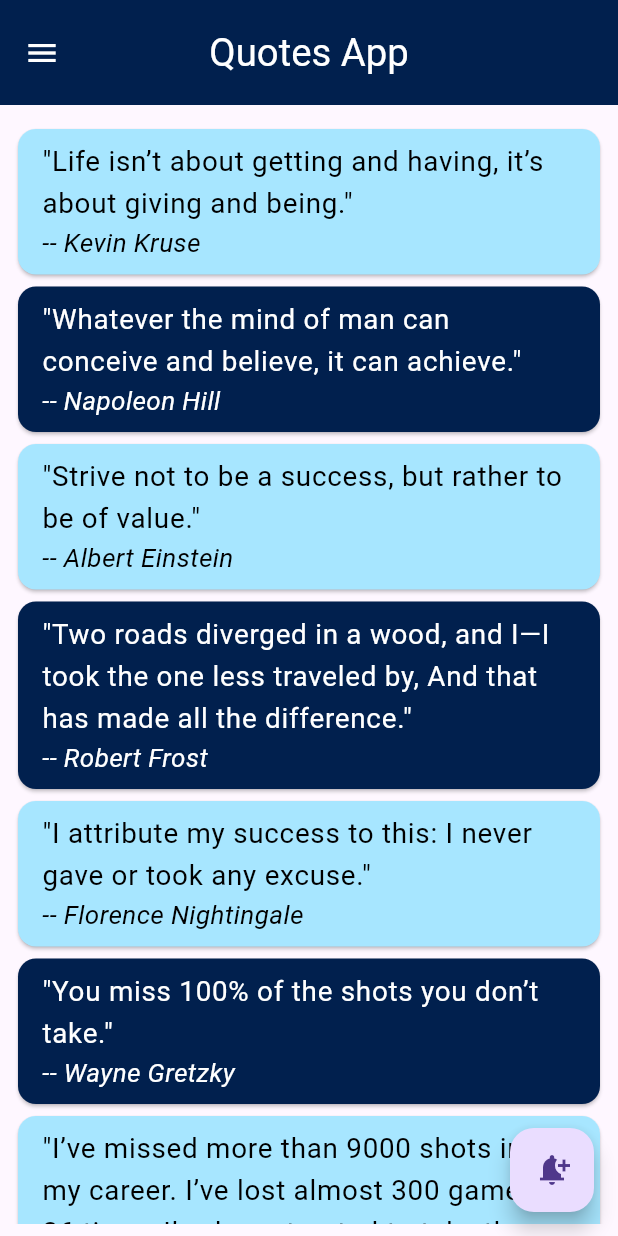
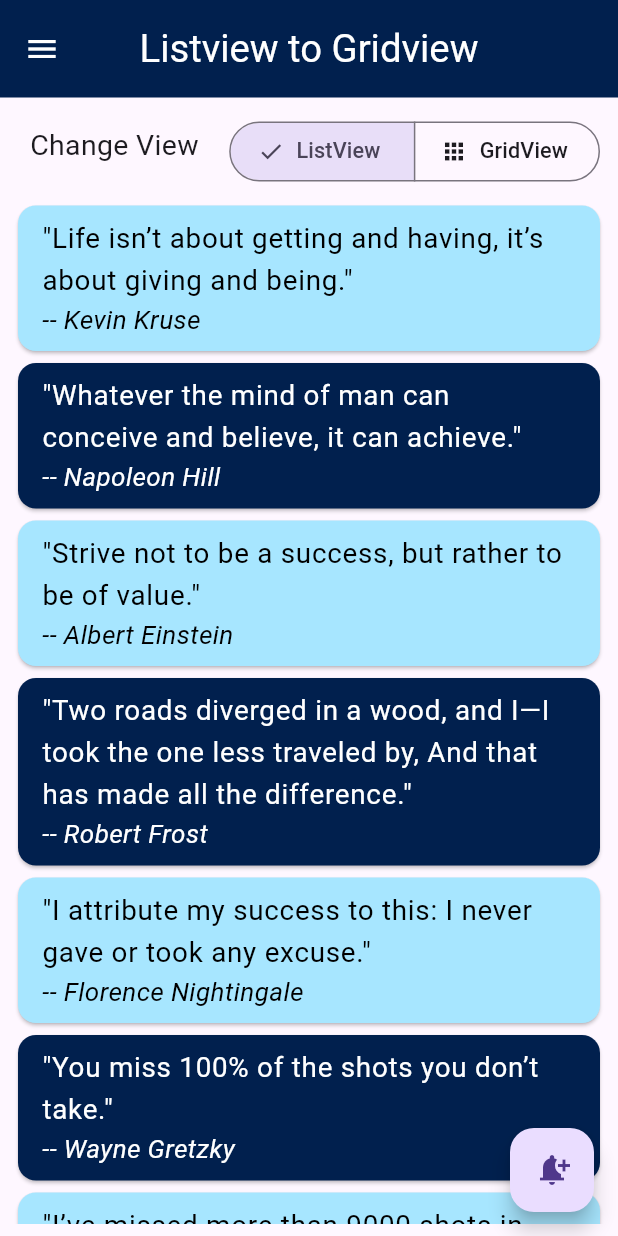
Before and after one commit to AnkitUmredkar/Quote_App_Daily_Task, a Flutter app: the screen it shows after launch, on a phone screen of 412 x 824 dp. Run offline on Flutter 3.47's test engine with Material 3 defaults, Android fonts, the phone set to English and light mode, and no system bars.

Commit message:
Initial commit

```diff
--- /dev/null
+++ b/lib/Toggle View/globle.dart
@@ -0,0 +1,464 @@
+import 'package:flutter/material.dart';
+
+List colorList = [
+  const Color(0xffA7E6FF),
+  const Color(0xff01204E),
+];
+
+bool listToGrid = false;
+
+List quotesList = [
+  {
+    "quote":
+        "Life isn’t about getting and having, it’s about giving and being.",
+    "author": "Kevin Kruse"
+  },
+  {
+    "quote":
+        "Whatever the mind of man can conceive and believe, it can achieve.",
+    "author": "Napoleon Hill"
+  },
+  {
+    "quote": "Strive not to be a success, but rather to be of value.",
+    "author": "Albert Einstein"
+  },
+  {
+    "quote":
+        "Two roads diverged in a wood, and I—I took the one less traveled by, And that has made all the difference.",
+    "author": "Robert Frost"
+  },
+  {
+    "quote": "I attribute my success to this: I never gave or took any excuse.",
+    "author": "Florence Nightingale"
+  },
+  {
+    "quote": "You miss 100% of the shots you don’t take.",
+    "author": "Wayne Gretzky"
+  },
+  {
+    "quote":
+        "I’ve missed more than 9000 shots in my career. I’ve lost almost 300 games. 26 times I’ve been trusted to take the game winning shot and missed. I’ve failed over and over and over again in my life. And that is why I succeed.",
+    "author": "Michael Jordan"
+  },
+  {
+    "quote":
+        "The most difficult thing is the decision to act, the rest is merely tenacity.",
+    "author": "Amelia Earhart"
+  },
+  {
+    "quote": "Every strike brings me closer to the next home run.",
+    "author": "Babe Ruth"
+  },
+  {
+    "quote":
+        "Definiteness of purpose is the starting point of all achievement.",
+    "author": "W. Clement Stone"
+  },
+  {
+    "quote":
+        "We must balance conspicuous consumption with conscious capitalism.",
+    "author": "Kevin Kruse"
+  },
+  {
+    "quote":
+        "Life is what happens to you while you’re busy making other plans.",
+    "author": "John Lennon"
+  },
+  {"quote": "We become what we think about.", "author": "Earl Nightingale"},
+  {
+    "quote":
+        "Twenty years from now you will be more disappointed by the things that you didn’t do than by the ones you did do, so throw off the bowlines, sail away from safe harbor, catch the trade winds in your sails.  Explore, Dream, Discover.",
+    "author": "Mark Twain"
+  },
+  {
+    "quote": "Life is 10% what happens to me and 90% of how I react to it.",
+    "author": "Charles Swindoll"
+  },
+  {
+    "quote":
+        "The most common way people give up their power is by thinking they don’t have any.",
+    "author": "Alice Walker"
+  },
+  {
+    "quote": "The mind is everything. What you think you become.",
+    "author": "Buddha"
+  },
+  {
+    "quote":
+        "The best time to plant a tree was 20 years ago. The second best time is now.",
+    "author": "Chinese Proverb"
+  },
+  {"quote": "An unexamined life is not worth living.", "author": "Socrates"},
+  {
+    "quote": "Eighty percent of success is showing up.",
+    "author": "Woody Allen"
+  },
+  {
+    "quote":
+        "Your time is limited, so don’t waste it living someone else’s life.",
+    "author": "Steve Jobs"
+  },
+  {
+    "quote": "Winning isn’t everything, but wanting to win is.",
+    "author": "Vince Lombardi"
+  },
+  {
+    "quote":
+        "I am not a product of my circumstances. I am a product of my decisions.",
+    "author": "Stephen Covey"
+  },
+  {
+    "quote":
+        "Every child is an artist.  The problem is how to remain an artist once he grows up.",
+    "author": "Pablo Picasso"
+  },
+  {
+    "quote":
+        "You can never cross the ocean until you have the courage to lose sight of the shore.",
+    "author": "Christopher Columbus"
+  },
+  {
+    "quote":
+        "I’ve learned that people will forget what you said, people will forget what you did, but people will never forget how you made them feel.",
+    "author": "Maya Angelou"
+  },
+  {
+    "quote": "Either you run the day, or the day runs you.",
+    "author": "Jim Rohn"
+  },
+  {
+    "quote": "Whether you think you can or you think you can’t, you’re right.",
+    "author": "Henry Ford"
+  },
+  {
+    "quote":
+        "The two most important days in your life are the day you are born and the day you find out why.",
+    "author": "Mark Twain"
+  },
+  {
+    "quote":
+        "Whatever you can do, or dream you can, begin it.  Boldness has genius, power and magic in it.",
+    "author": "Johann Wolfgang von Goethe"
+  },
+  {"quote": "The best revenge is massive success.", "author": "Frank Sinatra"},
+  {
+    "quote":
+        "People often say that motivation doesn’t last. Well, neither does bathing.  That’s why we recommend it daily.",
+    "author": "Zig Ziglar"
+  },
+  {
+    "quote": "Life shrinks or expands in proportion to one’s courage.",
+    "author": "Anais Nin"
+  },
+  {
+    "quote":
+        "If you hear a voice within you say “you cannot paint,” then by all means paint and that voice will be silenced.",
+    "author": "Vincent Van Gogh"
+  },
+  {
+    "quote":
+        "There is only one way to avoid criticism: do nothing, say nothing, and be nothing.",
+    "author": "Aristotle"
+  },
+  {
+    "quote":
+        "Ask and it will be given to you; search, and you will find; knock and the door will be opened for you.",
+    "author": "Jesus"
+  },
+  {
+    "quote":
+        "The only person you are destined to become is the person you decide to be.",
+    "author": "Ralph Waldo Emerson"
+  },
+  {
+    "quote":
+        "Go confidently in the direction of your dreams.  Live the life you have imagined.",
+    "author": "Henry David Thoreau"
+  },
+  {
+    "quote":
+        "When I stand before God at the end of my life, I would hope that I would not have a single bit of talent left and could say, I used everything you gave me.",
+    "author": "Erma Bombeck"
+  },
+  {
+    "quote":
+        "Few things can help an individual more than to place responsibility on him, and to let him know that you trust him.",
+    "author": "Booker T. Washington"
+  },
+  {
+    "quote":
+        "Certain things catch your eye, but pursue only those that capture the heart.",
+    "author": " Ancient Indian Proverb"
+  },
+  {
+    "quote": "Believe you can and you’re halfway there.",
+    "author": "Theodore Roosevelt"
+  },
+  {
+    "quote": "Everything you’ve ever wanted is on the other side of fear.",
+    "author": "George Addair"
+  },
+  {
+    "quote":
+        "We can easily forgive a child who is afraid of the dark; the real tragedy of life is when men are afraid of the light.",
+    "author": "Plato"
+  },
+  {
+    "quote":
+        "Teach thy tongue to say, “I do not know,” and thous shalt progress.",
+    "author": "Maimonides"
+  },
+  {
+    "quote": "Start where you are. Use what you have.  Do what you can.",
+    "author": "Arthur Ashe"
+  },
+  {
+    "quote":
+        "When I was 5 years old, my mother always told me that happiness was the key to life.  When I went to school, they asked me what I wanted to be when I grew up.  I wrote down ‘happy’.  They told me I didn’t understand the assignment, and I told them they didn’t understand life.",
+    "author": "John Lennon"
+  },
+  {
+    "quote": "Fall seven times and stand up eight.",
+    "author": "Japanese Proverb"
+  },
+  {
+    "quote":
+        "When one door of happiness closes, another opens, but often we look so long at the closed door that we do not see the one that has been opened for us.",
+    "author": "Helen Keller"
+  },
+  {
+    "quote": "Everything has beauty, but not everyone can see.",
+    "author": "Confucius"
+  },
+  {
+    "quote":
+        "How wonderful it is that nobody need wait a single moment before starting to improve the world.",
+    "author": "Anne Frank"
+  },
+  {
+    "quote": "When I let go of what I am, I become what I might be.",
+    "author": "Lao Tzu"
+  },
+  {
+    "quote":
+        "Life is not measured by the number of breaths we take, but by the moments that take our breath away.",
+    "author": "Maya Angelou"
+  },
+  {
+    "quote":
+        "Happiness is not something readymade.  It comes from your own actions.",
+    "author": "Dalai Lama"
+  },
+  {
+    "quote":
+        "If you’re offered a seat on a rocket ship, don’t ask what seat! Just get on.",
+    "author": "Sheryl Sandberg"
+  },
+  {
+    "quote":
+        "First, have a definite, clear practical ideal; a goal, an objective. Second, have the necessary means to achieve your ends; wisdom, money, materials, and methods. Third, adjust all your means to that end.",
+    "author": "Aristotle"
+  },
+  {
+    "quote": "If the wind will not serve, take to the oars.",
+    "author": "Latin Proverb"
+  },
+  {
+    "quote":
+        "You can’t fall if you don’t climb.  But there’s no joy in living your whole life on the ground.",
+    "author": "Unknown"
+  },
+  {
+    "quote":
+        "We must believe that we are gifted for something, and that this thing, at whatever cost, must be attained.",
+    "author": "Marie Curie"
+  },
+  {
+    "quote":
+        "Too many of us are not living our dreams because we are living our fears.",
+    "author": "Les Brown"
+  },
+  {
+    "quote":
+        "Challenges are what make life interesting and overcoming them is what makes life meaningful.",
+    "author": "Joshua J. Marine"
+  },
+  {
+    "quote": "If you want to lift yourself up, lift up someone else.",
+    "author": "Booker T. Washington"
+  },
+  {
+    "quote":
+        "I have been impressed with the urgency of doing. Knowing is not enough; we must apply. Being willing is not enough; we must do.",
+    "author": "Leonardo da Vinci"
+  },
+  {
+    "quote":
+        "Limitations live only in our minds.  But if we use our imaginations, our possibilities become limitless.",
+    "author": "Jamie Paolinetti"
+  },
+  {
+    "quote":
+        "You take your life in your own hands, and what happens? A terrible thing, no one to blame.",
+    "author": "Erica Jong"
+  },
+  {
+    "quote":
+        "What’s money? A man is a success if he gets up in the morning and goes to bed at night and in between does what he wants to do.",
+    "author": "Bob Dylan"
+  },
+  {
+    "quote": "I didn’t fail the test. I just found 100 ways to do it wrong.",
+    "author": "Benjamin Franklin"
+  },
+  {
+    "quote":
+        "In order to succeed, your desire for success should be greater than your fear of failure.",
+    "author": "Bill Cosby"
+  },
+  {
+    "quote": "A person who never made a mistake never tried anything new.",
+    "author": " Albert Einstein"
+  },
+  {
+    "quote":
+        "The person who says it cannot be done should not interrupt the person who is doing it.",
+    "author": "Chinese Proverb"
+  },
+  {
+    "quote": "There are no traffic jams along the extra mile.",
+    "author": "Roger Staubach"
+  },
+  {
+    "quote": "It is never too late to be what you might have been.",
+    "author": "George Eliot"
+  },
+  {"quote": "You become what you believe.", "author": "Oprah Winfrey"},
+  {
+    "quote": "I would rather die of passion than of boredom.",
+    "author": "Vincent van Gogh"
+  },
+  {
+    "quote":
+        "A truly rich man is one whose children run into his arms when his hands are empty.",
+    "author": "Unknown"
+  },
+  {
+    "quote":
+        "It is not what you do for your children, but what you have taught them to do for themselves, that will make them successful human beings.",
+    "author": "Ann Landers"
+  },
+  {
+    "quote":
+        "If you want your children to turn out well, spend twice as much time with them, and half as much money.",
+    "author": "Abigail Van Buren"
+  },
+  {
+    "quote":
+        "Build your own dreams, or someone else will hire you to build theirs.",
+    "author": "Farrah Gray"
+  },
+  {
+    "quote":
+        "The battles that count aren’t the ones for gold medals. The struggles within yourself–the invisible battles inside all of us–that’s where it’s at.",
+    "author": "Jesse Owens"
+  },
+  {
+    "quote": "Education costs money.  But then so does ignorance.",
+    "author": "Sir Claus Moser"
+  },
+  {
+    "quote":
+        "I have learned over the years that when one’s mind is made up, this diminishes fear.",
+    "author": "Rosa Parks"
+  },
+  {
+    "quote": "It does not matter how slowly you go as long as you do not stop.",
+    "author": "Confucius"
+  },
+  {
+    "quote":
+        "If you look at what you have in life, you’ll always have more. If you look at what you don’t have in life, you’ll never have enough.",
+    "author": "Oprah Winfrey"
+  },
+  {
+    "quote":
+        "Remember that not getting what you want is sometimes a wonderful stroke of luck.",
+    "author": "Dalai Lama"
+  },
+  {
+    "quote":
+        "You can’t use up creativity.  The more you use, the more you have.",
+    "author": "Maya Angelou"
+  },
+  {"quote": "Dream big and dare to fail.", "author": "Norman Vaughan"},
+  {
+    "quote":
+        "Our lives begin to end the day we become silent about things that matter.",
+    "author": "Martin Luther King Jr."
+  },
+  {
+    "quote": "Do what you can, where you are, with what you have.",
+    "author": "Teddy Roosevelt"
+  },
+  {
+    "quote":
+        "If you do what you’ve always done, you’ll get what you’ve always gotten.",
+    "author": "Tony Robbins"
+  },
+  {
+    "quote": "Dreaming, after all, is a form of planning.",
+    "author": "Gloria Steinem"
+  },
+  {
+    "quote":
+        "It’s your place in the world; it’s your life. Go on and do all you can with it, and make it the life you want to live.",
+    "author": "Mae Jemison"
+  },
+  {
+    "quote":
+        "You may be disappointed if you fail, but you are doomed if you don’t try.",
+    "author": "Beverly Sills"
+  },
+  {
+    "quote": "Remember no one can make you feel inferior without your consent.",
+    "author": "Eleanor Roosevelt"
+  },
+  {
+    "quote": "Life is what we make it, always has been, always will be.",
+    "author": "Grandma Moses"
+  },
+  {
+    "quote":
+        "The question isn’t who is going to let me; it’s who is going to stop me.",
+    "author": "Ayn Rand"
+  },
+  {
+    "quote":
+        "When everything seems to be going against you, remember that the airplane takes off against the wind, not with it.",
+    "author": "Henry Ford"
+  },
+  {
+    "quote":
+        "It’s not the years in your life that count. It’s the life in your years.",
+    "author": "Abraham Lincoln"
+  },
+  {
+    "quote": "Change your thoughts and you change your world.",
+    "author": "Norman Vincent Peale"
+  },
+  {
+    "quote":
+        "Either write something worth reading or do something worth writing.",
+    "author": "Benjamin Franklin"
+  },
+  {
+    "quote": "Nothing is impossible, the word itself says, “I’m possible!”",
+    "author": "–Audrey Hepburn"
+  },
+  {
+    "quote": "The only way to do great work is to love what you do.",
+    "author": "Steve Jobs"
+  },
+  {"quote": "If you can dream it, you can achieve it.", "author": "Zig Ziglar"}
+];
--- /dev/null
+++ b/lib/Toggle View/quotes.dart
@@ -0,0 +1,203 @@
+import 'dart:math';
+import 'package:flutter/material.dart';
+import '../Toggle View/globle.dart';
+import '../Toggle View/quotesModel.dart';
+
+QuotesModel? quotesModel;
+
+class ListToGrid extends StatefulWidget {
+  const ListToGrid({super.key});
+
+  @override
+  State<ListToGrid> createState() => _ListToGridState();
+}
+
+class _ListToGridState extends State<ListToGrid> {
+  @override
+  void initState() {
+    quotesModel = QuotesModel.toList(quotesList);
+    super.initState();
+  }
+
+  @override
+  Widget build(BuildContext context) {
+    double width = MediaQuery.of(context).size.width;
+    double height = MediaQuery.of(context).size.height;
+    return SafeArea(
+      child: Scaffold(
+        appBar: AppBar(
+          leading: const Icon(
+            Icons.menu,
+            color: Colors.white,
+          ),
+          toolbarHeight: 65,
+          centerTitle: true,
+          backgroundColor: const Color(0xff01204E),
+          title: Text(
+            'Listview to Gridview',
+            style: TextStyle(color: Colors.white, fontSize: width * 0.062),
+          ),
+        ),
+        body: Stack(
+          children: [
+            Padding(
+              padding: const EdgeInsets.all(12),
+              child: Row(
+                mainAxisAlignment: MainAxisAlignment.spaceBetween,
+                children: [
+                  Padding(
+                    padding: const EdgeInsets.only(left: 8, bottom: 8),
+                    child: Text(
+                      'Change View',
+                      style: TextStyle(fontSize: width * 0.046),
+                    ),
+                  ),
+                  SizedBox(
+                    width: width * 0.6,
+                    child: SegmentedButton(
+                      multiSelectionEnabled: false,
+                      segments: [
+                        ButtonSegment<String>(
+                            value: 'ListView',
+                            label: Text(
+                              'ListView',
+                              style: TextStyle(fontSize: width * 0.035),
+                            ),
+                            icon: const Icon(Icons.list_alt)),
+                        ButtonSegment<String>(
+                          value: 'GridView',
+                          label: Text('GridView',
+                              style: TextStyle(fontSize: width * 0.035)),
+                          icon: const Icon(Icons.apps_rounded),
+                        ),
+                      ],
+                      selected: selected,
+                      onSelectionChanged: (Set<String> newSelected) {
+                        setState(() {
+                          selected = newSelected;
+                          listToGrid = !listToGrid;
+                        });
+                      },
+                    ),
+                  )
+                ],
+              ),
+            ),
+            (listToGrid)
+                ? Padding(
+                    padding: const EdgeInsets.fromLTRB(8, 68, 8, 8),
+                    child: GridView.builder(
+                      physics: const BouncingScrollPhysics(),
+                      itemCount: quotesModel!.quoteModelList.length,
+                      itemBuilder: (context, int index) => Card(
+                        color: colorList[index % colorList.length],
+                        child: ListTile(
+                          title: Text(
+                            '"${quotesModel!.quoteModelList[index].quote!}"',
+                            style: TextStyle(
+                                color: (index % 2 == 0)
+                                    ? Colors.black
+                                    : Colors.white,
+                                fontSize: width * 0.045),
+                          ),
+                          subtitle: Text(
+                            '-- ${quotesModel!.quoteModelList[index].author!}',
+                            style: TextStyle(
+                                color: (index % 2 == 0)
+                                    ? Colors.black
+                                    : Colors.white,
+                                fontStyle: FontStyle.italic,
+                                fontSize: width * 0.042),
+                          ),
+                        ),
+                      ),
+                      gridDelegate:
+                          const SliverGridDelegateWithFixedCrossAxisCount(
+                        crossAxisCount: 2,
+                        childAspectRatio: 9 / 16,
+                      ),
+                    ),
+                  )
+                : Padding(
+                    padding: const EdgeInsets.fromLTRB(8, 68, 8, 8),
+                    child: ListView.builder(
+                      physics: const BouncingScrollPhysics(),
+                      itemCount: quotesModel!.quoteModelList.length,
+                      itemBuilder: (context, int index) => Card(
+                        color: colorList[index % colorList.length],
+                        child: ListTile(
+                          title: Text(
+                            '"${quotesModel!.quoteModelList[index].quote!}"',
+                            style: TextStyle(
+                                color: (index % 2 == 0)
+                                    ? Colors.black
+                                    : Colors.white,
+                                fontSize: width * 0.045),
+                          ),
+                          subtitle: Text(
+                            '-- ${quotesModel!.quoteModelList[index].author!}',
+                            style: TextStyle(
+                                color: (index % 2 == 0)
+                                    ? Colors.black
+                                    : Colors.white,
+                                fontStyle: FontStyle.italic,
+                                fontSize: width * 0.042),
+                          ),
+                        ),
+                      ),
+                    ),
+                  ),
+          ],
+        ),
+        floatingActionButton: FloatingActionButton(
+          onPressed: () {
+            Random random = Random();
+            int a = random.nextInt(quotesModel!.quoteModelList.length);
+            showDialog(
+                context: context,
+                builder: (context) => AlertDialog(
+                      backgroundColor: colorList[a % colorList.length],
+                      title: Text(
+                        quotesModel!.quoteModelList[a].author!,
+                        style: TextStyle(
+                            color: (a % 2 == 0) ? Colors.black : Colors.white),
+                      ),
+                      content: Text(
+                        '"${quotesModel!.quoteModelList[a].quote!}"',
+                        style: TextStyle(
+                            color: (a % 2 == 0) ? Colors.black : Colors.white),
+                      ),
+                      actions: [
+                        TextButton(
+                            onPressed: () {
+                              Navigator.pop(context);
+                            },
+                            child: Text(
+                              'Save',
+                              style: TextStyle(
+                                  color: (a % 2 == 0)
+                                      ? Colors.black
+                                      : Colors.white),
+                            )),
+                        TextButton(
+                            onPressed: () {
+                              Navigator.pop(context);
+                            },
+                            child: Text(
+                              'Back',
+                              style: TextStyle(
+                                  color: (a % 2 == 0)
+                                      ? Colors.black
+                                      : Colors.white),
+                            ))
+                      ],
+                    ));
+          },
+          child: const Icon(Icons.notification_add),
+        ),
+      ),
+    );
+  }
+}
+
+Set<String> selected = {'ListView'};
--- /dev/null
+++ b/lib/Toggle View/quotesModel.dart
@@ -0,0 +1,20 @@
+class QuotesModel {
+  String? quote;
+  String? author;
+  List<QuotesModel> quoteModelList = [];
+
+  QuotesModel({this.author, this.quote});
+
+  factory QuotesModel.fromQuote(Map data) {
+    return QuotesModel(
+      author: data['author'],
+      quote: data['quote'],
+    );
+  }
+
+  QuotesModel.toList(List q1) {
+    for (int i = 0; i < q1.length; i++) {
+      quoteModelList.add(QuotesModel.fromQuote(q1[i]));
+    }
+  }
+}
--- a/lib/utils/routes.dart
+++ b/lib/utils/routes.dart
@@ -2,6 +2,7 @@ import 'package:flutter/material.dart';
 import '../DialogueBox/types_of_alert_dialogue_box.dart';
 import '../Show_Quotes/quotes.dart';
 import '../SizedBox.expand/SizedBox.dart';
+import '../Toggle View/quotes.dart';
 
 class AppRoutes {
   static Map<String, Widget Function(BuildContext)> routes = {
@@ -12,6 +13,9 @@ class AppRoutes {
     // '/': (context) => const sizedBox(),
     //
     // todo ---> Quotes App
-    '/': (context) => const Quotes(),
+    // '/': (context) => const Quotes(),
+
+    // todo ---> List to Grid And Grid to List App
+    '/': (context) => const ListToGrid(),
   };
 }
```
Also changed, not shown: img.png (added).
